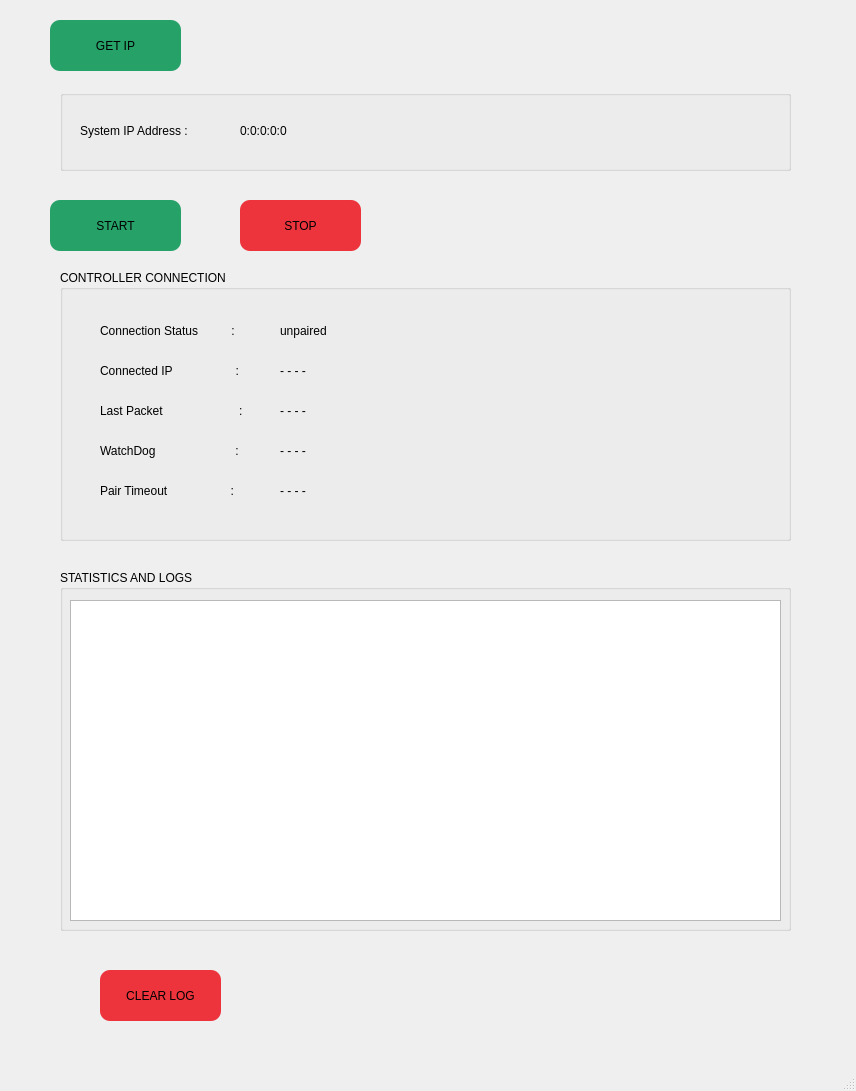
The window that gui/mainwindow.ui (Prashanth-DevO/Virtual_Remote_software_Linux) describes before a commit, drawn with Qt 5.
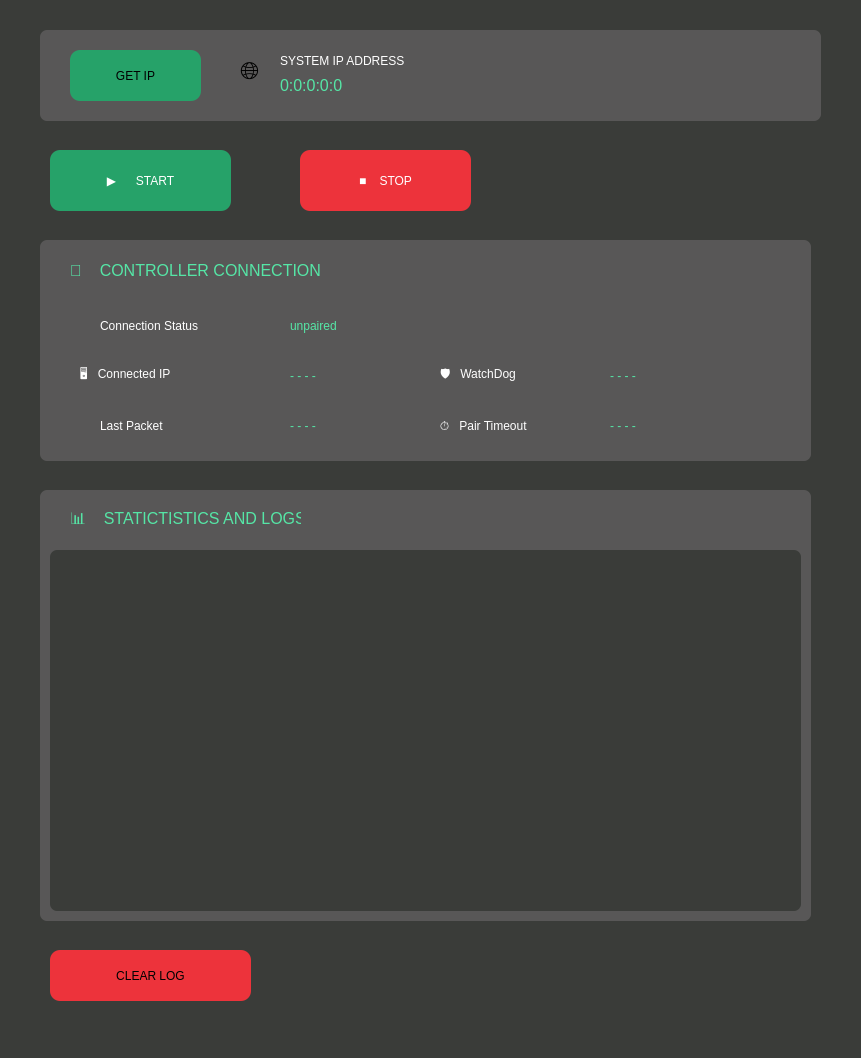
The same window after the commit.

The edit to the form file:
```diff
--- a/gui/mainwindow.ui
+++ b/gui/mainwindow.ui
@@ -6,190 +6,263 @@
    <rect>
     <x>0</x>
     <y>0</y>
-    <width>856</width>
-    <height>1091</height>
+    <width>861</width>
+    <height>1058</height>
    </rect>
   </property>
   <property name="windowTitle">
    <string>MainWindow</string>
   </property>
+  <property name="styleSheet">
+   <string notr="true">background-color:rgb(58, 60, 57)
+</string>
+  </property>
   <widget class="QWidget" name="centralwidget">
    <widget class="QPushButton" name="systemStart">
     <property name="geometry">
      <rect>
       <x>50</x>
-      <y>200</y>
-      <width>131</width>
-      <height>51</height>
+      <y>150</y>
+      <width>181</width>
+      <height>61</height>
      </rect>
     </property>
     <property name="styleSheet">
      <string notr="true">background-color:rgb(38, 162, 105);
-border-radius: 10px;</string>
+border-radius: 10px;
+color:rgb(255, 255, 255)</string>
     </property>
     <property name="text">
-     <string>START</string>
+     <string>▶      START</string>
     </property>
    </widget>
    <widget class="QPushButton" name="systemStop">
     <property name="geometry">
      <rect>
-      <x>240</x>
-      <y>200</y>
-      <width>121</width>
-      <height>51</height>
+      <x>300</x>
+      <y>150</y>
+      <width>171</width>
+      <height>61</height>
      </rect>
     </property>
     <property name="styleSheet">
      <string notr="true">background-color:rgb(237, 51, 59);
-border-radius: 10px;</string>
+border-radius: 10px;
+color:rgb(255, 255, 255)</string>
     </property>
     <property name="text">
-     <string>STOP</string>
+     <string>■    STOP</string>
     </property>
    </widget>
    <widget class="QGroupBox" name="groupBox">
     <property name="geometry">
      <rect>
-      <x>60</x>
-      <y>90</y>
-      <width>731</width>
-      <height>81</height>
+      <x>40</x>
+      <y>30</y>
+      <width>781</width>
+      <height>91</height>
      </rect>
     </property>
+    <property name="styleSheet">
+     <string notr="true">background-color:rgb(88, 87, 87);
+border-radius:7px</string>
+    </property>
     <property name="title">
      <string/>
     </property>
+    <widget class="QPushButton" name="get_IP">
+     <property name="geometry">
+      <rect>
+       <x>30</x>
+       <y>20</y>
+       <width>131</width>
+       <height>51</height>
+      </rect>
+     </property>
+     <property name="styleSheet">
+      <string notr="true">background-color:rgb(38, 162, 105);
+border-radius: 10px;</string>
+     </property>
+     <property name="text">
+      <string>GET IP</string>
+     </property>
+    </widget>
     <widget class="QLabel" name="label">
      <property name="geometry">
       <rect>
-       <x>20</x>
+       <x>240</x>
        <y>20</y>
        <width>151</width>
-       <height>41</height>
+       <height>21</height>
       </rect>
      </property>
+     <property name="styleSheet">
+      <string notr="true">color:rgb(255, 255, 255)</string>
+     </property>
      <property name="text">
-      <string>System IP Address :</string>
+      <string>SYSTEM IP ADDRESS</string>
      </property>
     </widget>
     <widget class="QLabel" name="SystemIPLabel">
      <property name="geometry">
       <rect>
-       <x>180</x>
-       <y>20</y>
-       <width>281</width>
-       <height>41</height>
+       <x>240</x>
+       <y>40</y>
+       <width>191</width>
+       <height>31</height>
       </rect>
      </property>
+     <property name="minimumSize">
+      <size>
+       <width>2</width>
+       <height>3</height>
+      </size>
+     </property>
+     <property name="maximumSize">
+      <size>
+       <width>271</width>
+       <height>31</height>
+      </size>
+     </property>
+     <property name="font">
+      <font>
+       <pointsize>12</pointsize>
+      </font>
+     </property>
+     <property name="styleSheet">
+      <string notr="true">color:rgb(85, 230, 166)</string>
+     </property>
      <property name="text">
       <string>0:0:0:0:0</string>
      </property>
     </widget>
-   </widget>
-   <widget class="QPushButton" name="get_IP">
-    <property name="geometry">
-     <rect>
-      <x>50</x>
-      <y>20</y>
-      <width>131</width>
-      <height>51</height>
-     </rect>
-    </property>
-    <property name="styleSheet">
-     <string notr="true">background-color:rgb(38, 162, 105);
-border-radius: 10px;</string>
-    </property>
-    <property name="text">
-     <string>GET IP</string>
-    </property>
+    <widget class="QLabel" name="label_9">
+     <property name="geometry">
+      <rect>
+       <x>200</x>
+       <y>20</y>
+       <width>31</width>
+       <height>41</height>
+      </rect>
+     </property>
+     <property name="font">
+      <font>
+       <pointsize>18</pointsize>
+      </font>
+     </property>
+     <property name="text">
+      <string>🌐</string>
+     </property>
+    </widget>
    </widget>
    <widget class="QGroupBox" name="Box_Controller">
     <property name="geometry">
      <rect>
-      <x>60</x>
-      <y>270</y>
-      <width>731</width>
-      <height>271</height>
+      <x>40</x>
+      <y>240</y>
+      <width>771</width>
+      <height>221</height>
      </rect>
     </property>
+    <property name="styleSheet">
+     <string notr="true">background-color:rgb(88, 87, 87);
+border-radius:7px;</string>
+    </property>
     <property name="title">
-     <string>CONTROLLER CONNECTION</string>
+     <string/>
     </property>
     <widget class="QLabel" name="label_2">
      <property name="geometry">
       <rect>
-       <x>40</x>
-       <y>40</y>
-       <width>201</width>
-       <height>41</height>
+       <x>60</x>
+       <y>70</y>
+       <width>141</width>
+       <height>31</height>
       </rect>
      </property>
+     <property name="styleSheet">
+      <string notr="true">color:rgb(255, 255, 255)</string>
+     </property>
      <property name="text">
-      <string>Connection Status          :</string>
+      <string>Connection Status   </string>
      </property>
     </widget>
     <widget class="QLabel" name="label_3">
      <property name="geometry">
       <rect>
        <x>40</x>
-       <y>80</y>
-       <width>201</width>
-       <height>41</height>
+       <y>120</y>
+       <width>141</width>
+       <height>31</height>
       </rect>
      </property>
+     <property name="styleSheet">
+      <string notr="true">color:rgb(255, 255, 255)</string>
+     </property>
      <property name="text">
-      <string>Connected IP                   :</string>
+      <string>🖥   Connected IP      </string>
      </property>
     </widget>
     <widget class="QLabel" name="label_4">
      <property name="geometry">
       <rect>
-       <x>40</x>
-       <y>120</y>
-       <width>201</width>
-       <height>41</height>
+       <x>60</x>
+       <y>170</y>
+       <width>141</width>
+       <height>31</height>
       </rect>
      </property>
+     <property name="styleSheet">
+      <string notr="true">color:rgb(255, 255, 255)</string>
+     </property>
      <property name="text">
-      <string>Last Packet                       :</string>
+      <string>Last Packet             </string>
      </property>
     </widget>
     <widget class="QLabel" name="label_5">
      <property name="geometry">
       <rect>
-       <x>40</x>
-       <y>160</y>
-       <width>201</width>
-       <height>41</height>
+       <x>400</x>
+       <y>120</y>
+       <width>141</width>
+       <height>31</height>
       </rect>
      </property>
+     <property name="styleSheet">
+      <string notr="true">color:rgb(255, 255, 255)</string>
+     </property>
      <property name="text">
-      <string>WatchDog                        : </string>
+      <string>🛡   WatchDog            </string>
      </property>
     </widget>
     <widget class="QLabel" name="label_6">
      <property name="geometry">
       <rect>
-       <x>40</x>
-       <y>200</y>
-       <width>201</width>
-       <height>41</height>
+       <x>400</x>
+       <y>170</y>
+       <width>121</width>
+       <height>31</height>
       </rect>
      </property>
+     <property name="styleSheet">
+      <string notr="true">color:rgb(255, 255, 255)</string>
+     </property>
      <property name="text">
-      <string>Pair Timeout                   :</string>
+      <string>⏱   Pair Timeout        </string>
      </property>
     </widget>
     <widget class="QLabel" name="connectionStatusLabel">
      <property name="geometry">
       <rect>
-       <x>220</x>
-       <y>40</y>
-       <width>191</width>
-       <height>41</height>
+       <x>250</x>
+       <y>70</y>
+       <width>141</width>
+       <height>31</height>
       </rect>
      </property>
+     <property name="styleSheet">
+      <string notr="true">color:rgb(85, 230, 166)</string>
+     </property>
      <property name="text">
       <string>unpaired</string>
      </property>
@@ -197,12 +270,15 @@
     <widget class="QLabel" name="ConnectedIPLabel">
      <property name="geometry">
       <rect>
-       <x>220</x>
-       <y>80</y>
-       <width>191</width>
-       <height>41</height>
+       <x>250</x>
+       <y>120</y>
+       <width>121</width>
+       <height>31</height>
       </rect>
      </property>
+     <property name="styleSheet">
+      <string notr="true">color:rgb(85, 230, 166)</string>
+     </property>
      <property name="text">
       <string>- - - - </string>
      </property>
@@ -210,12 +286,15 @@
     <widget class="QLabel" name="lastPacketLabel">
      <property name="geometry">
       <rect>
-       <x>220</x>
-       <y>120</y>
-       <width>191</width>
-       <height>41</height>
+       <x>250</x>
+       <y>170</y>
+       <width>121</width>
+       <height>31</height>
       </rect>
      </property>
+     <property name="styleSheet">
+      <string notr="true">color:rgb(85, 230, 166)</string>
+     </property>
      <property name="text">
       <string>- - - -</string>
      </property>
@@ -223,12 +302,15 @@
     <widget class="QLabel" name="watchDogLabel">
      <property name="geometry">
       <rect>
-       <x>220</x>
-       <y>160</y>
+       <x>570</x>
+       <y>120</y>
        <width>191</width>
-       <height>41</height>
+       <height>31</height>
       </rect>
      </property>
+     <property name="styleSheet">
+      <string notr="true">color:rgb(85, 230, 166)</string>
+     </property>
      <property name="text">
       <string>- - - - </string>
      </property>
@@ -236,46 +318,105 @@
     <widget class="QLabel" name="pairTimeoutLabel">
      <property name="geometry">
       <rect>
-       <x>220</x>
-       <y>200</y>
+       <x>570</x>
+       <y>170</y>
        <width>191</width>
-       <height>41</height>
+       <height>31</height>
       </rect>
      </property>
+     <property name="styleSheet">
+      <string notr="true">color:rgb(85, 230, 166)</string>
+     </property>
      <property name="text">
       <string>- - - -</string>
      </property>
     </widget>
+    <widget class="QLabel" name="label_7">
+     <property name="geometry">
+      <rect>
+       <x>30</x>
+       <y>10</y>
+       <width>251</width>
+       <height>41</height>
+      </rect>
+     </property>
+     <property name="font">
+      <font>
+       <pointsize>12</pointsize>
+      </font>
+     </property>
+     <property name="styleSheet">
+      <string notr="true">color:rgb(85, 230, 166)</string>
+     </property>
+     <property name="text">
+      <string>🔌    CONTROLLER CONNECTION</string>
+     </property>
+    </widget>
    </widget>
    <widget class="QGroupBox" name="Box_Logs">
     <property name="geometry">
      <rect>
-      <x>60</x>
-      <y>570</y>
-      <width>731</width>
-      <height>361</height>
+      <x>40</x>
+      <y>490</y>
+      <width>771</width>
+      <height>431</height>
      </rect>
     </property>
+    <property name="styleSheet">
+     <string notr="true">background-color:rgb(88, 87, 87);
+border-radius:7px</string>
+    </property>
     <property name="title">
-     <string>STATISTICS AND LOGS</string>
+     <string/>
     </property>
     <widget class="QPlainTextEdit" name="logs_text">
      <property name="geometry">
       <rect>
        <x>10</x>
-       <y>30</y>
-       <width>711</width>
-       <height>321</height>
+       <y>60</y>
+       <width>751</width>
+       <height>361</height>
       </rect>
+     </property>
+     <property name="mouseTracking">
+      <bool>false</bool>
+     </property>
+     <property name="styleSheet">
+      <string notr="true">background-color:rgb(58, 60, 57);
+color:rgb(26, 252, 3)</string>
+     </property>
+     <property name="readOnly">
+      <bool>true</bool>
+     </property>
+    </widget>
+    <widget class="QLabel" name="label_8">
+     <property name="geometry">
+      <rect>
+       <x>30</x>
+       <y>10</y>
+       <width>231</width>
+       <height>41</height>
+      </rect>
+     </property>
+     <property name="font">
+      <font>
+       <pointsize>12</pointsize>
+      </font>
+     </property>
+     <property name="styleSheet">
+      <string notr="true">color:rgb(85, 230, 166)</string>
+     </property>
+     <property name="text">
+      <string>📊    STATICTISTICS AND LOGS</string>
      </property>
     </widget>
    </widget>
    <widget class="QPushButton" name="clearLogBtn">
     <property name="geometry">
      <rect>
-      <x>100</x>
-      <y>970</y>
-      <width>121</width>
+      <x>50</x>
+      <y>950</y>
+      <width>201</width>
       <height>51</height>
      </rect>
     </property>
```
Left out of the diff: 5 changed lines with no effect on the pictures.
